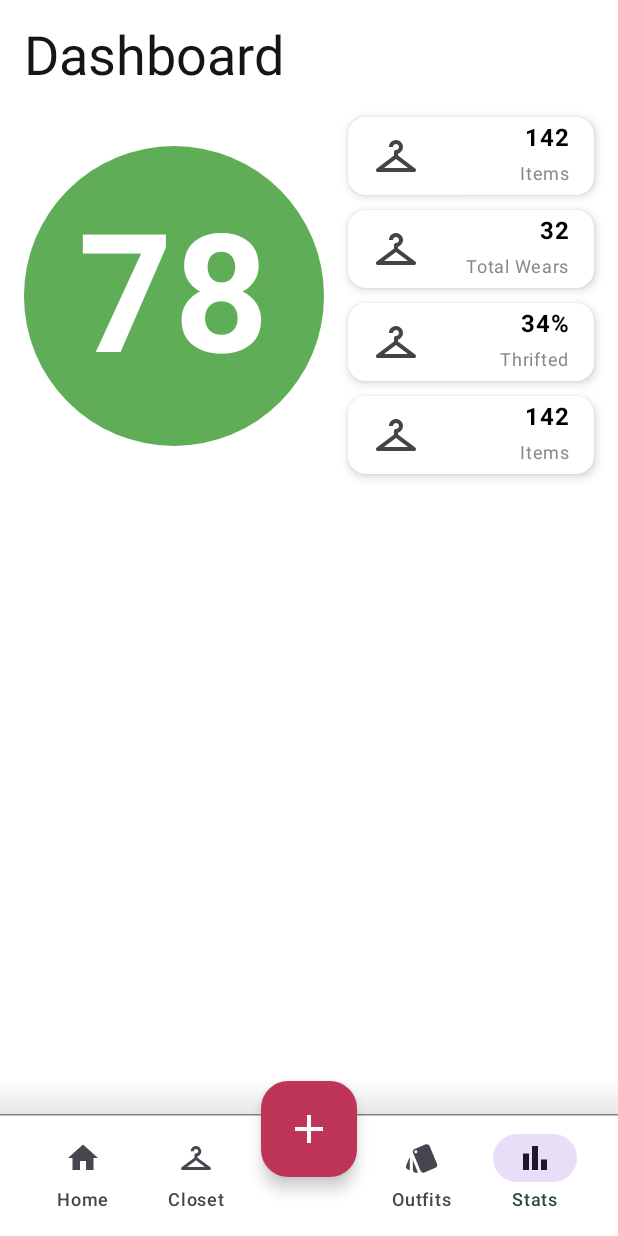
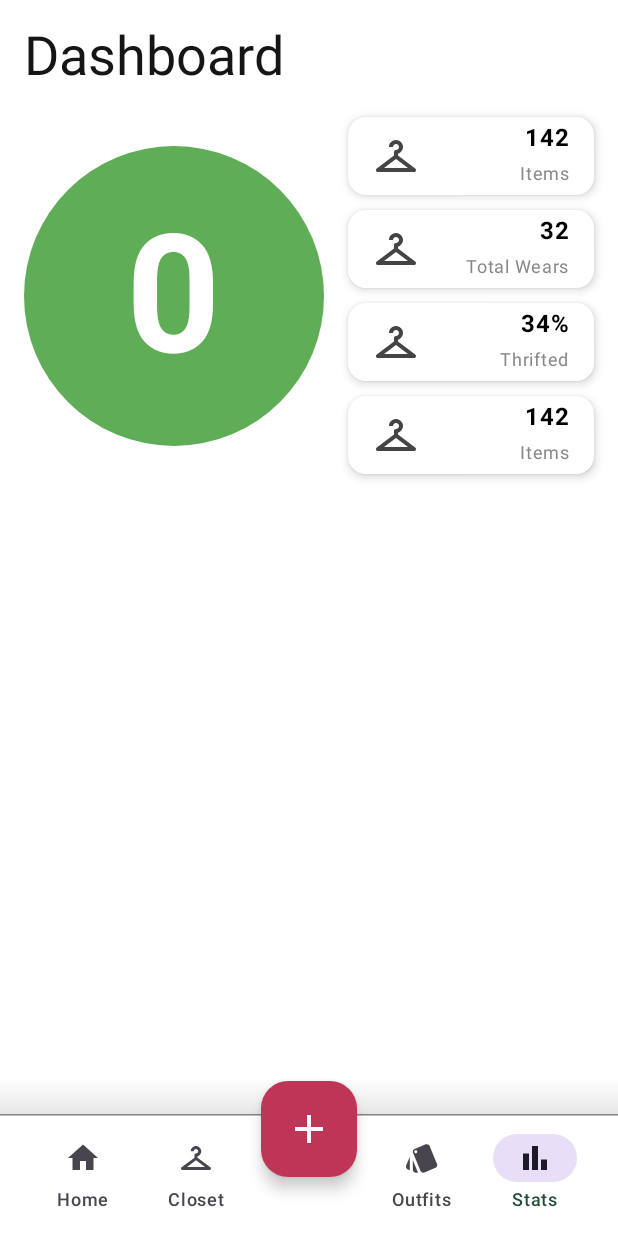
Before and after one commit to Huti-Kappa/CCL3-WS2025, an Android app built with Jetpack Compose: the StatsScreen screen opened through its navigation route, on a phone screen of 412 x 824 dp. Run offline under Robolectric (Android 15) with nearby library versions, the light colour scheme and no system bars; 1 statement that could not run was skipped.

Commit message:
Score shows up on Stats Page

```diff
--- a/code/app/src/main/java/com/example/closetscore/ui/screens/StatsScreen.kt
+++ b/code/app/src/main/java/com/example/closetscore/ui/screens/StatsScreen.kt
@@ -7,6 +7,8 @@ import androidx.compose.material.icons.Icons
 import androidx.compose.material.icons.outlined.Checkroom
 import androidx.compose.material3.*
 import androidx.compose.runtime.Composable
+import androidx.compose.runtime.collectAsState
+import androidx.compose.runtime.getValue
 import androidx.compose.ui.Alignment
 import androidx.compose.ui.Modifier
 import androidx.compose.ui.graphics.Color
@@ -14,20 +16,23 @@ import androidx.compose.ui.graphics.vector.ImageVector
 import androidx.compose.ui.text.font.FontWeight
 import androidx.compose.ui.unit.dp
 import androidx.compose.ui.unit.sp
+import androidx.lifecycle.viewmodel.compose.viewModel
 import androidx.navigation.NavController
+import com.example.closetscore.ui.AppViewModelProvider
 import com.example.closetscore.ui.components.HeaderText
 import com.example.closetscore.ui.theme.*
+import com.example.closetscore.ui.viewmodel.ScoreViewModel
 
 @Composable
-fun StatsScreen(navController: NavController) {
-    val x = 78
+fun StatsScreen(navController: NavController, scoreViewModel: ScoreViewModel= viewModel(factory = AppViewModelProvider.Factory)) {
+    val currentScore by scoreViewModel.score.collectAsState()
     Column(modifier = Modifier.padding(16.dp)) {
         HeaderText("Dashboard")
         Spacer(modifier = Modifier.height(16.dp))
         Row(
             verticalAlignment = Alignment.CenterVertically
         ) {
-            MainScore(x)
+            MainScore(currentScore)
             Spacer(modifier = Modifier.width(16.dp))
             Column(
                 modifier = Modifier.weight(1f),
```
